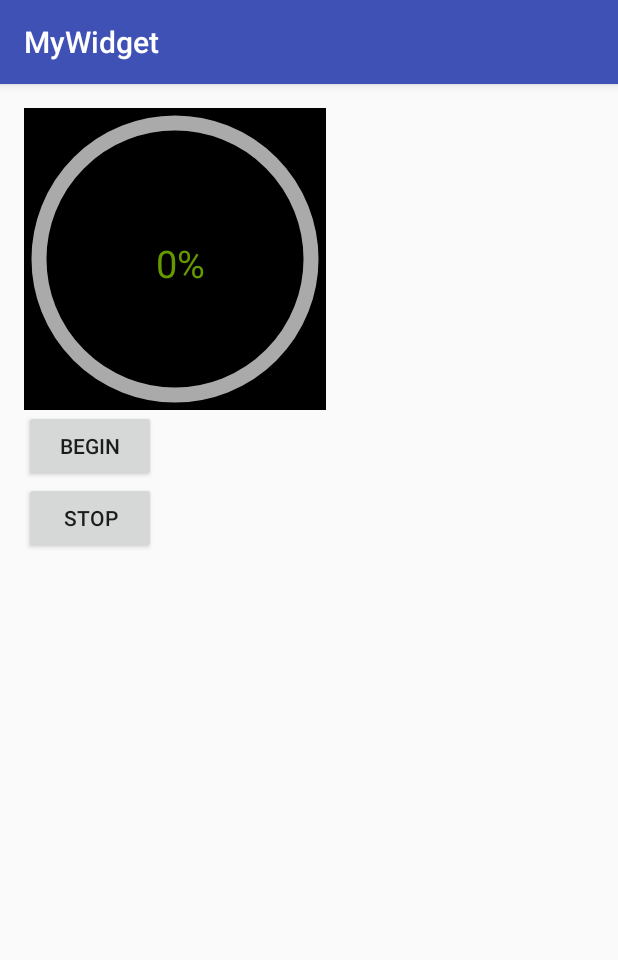
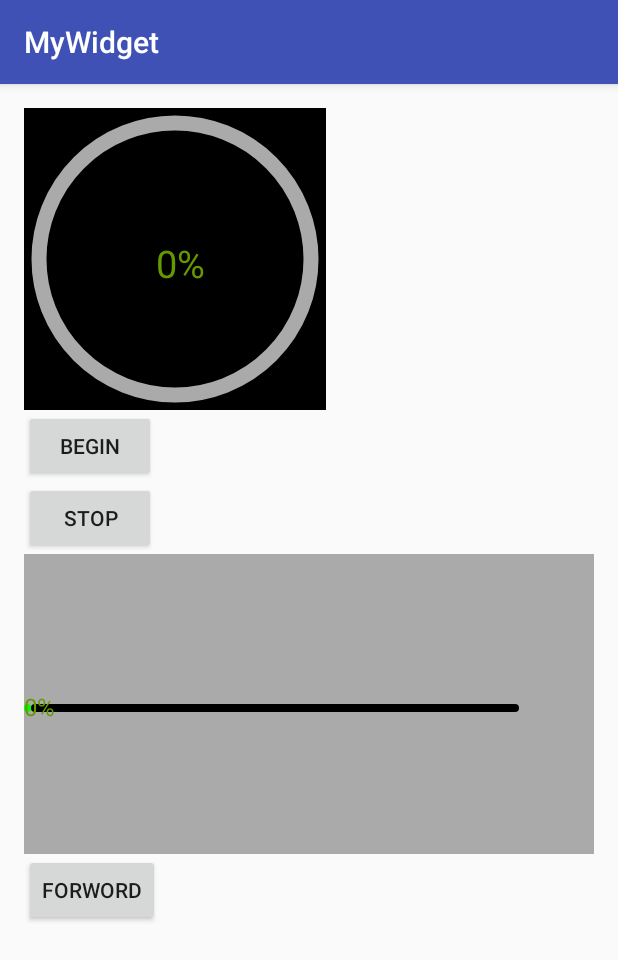
Before and after one commit to githubBanana/MyWidget, an Android app: the screen it shows after launch (MainActivity), on a phone screen of 412 x 824 dp. Shown: the top 960 px of the screen. Run offline under Robolectric (Android 15) with nearby library versions, the phone set to English and light mode, and no system bars.

Commit message:
add 条形进度条

```diff
--- a/app/src/main/java/com/xs/mywidget/MainActivity.java
+++ b/app/src/main/java/com/xs/mywidget/MainActivity.java
@@ -6,6 +6,7 @@ import android.view.View;
 import android.widget.Button;
 
 import com.xs.widgetlib.progressview.RoundProgressView;
+import com.xs.widgetlib.progressview.StripProgressView;
 
 public class MainActivity extends AppCompatActivity {
 
@@ -15,13 +16,13 @@ public class MainActivity extends AppCompatActivity {
         setContentView(R.layout.activity_main);
 
         final RoundProgressView mRpv = (RoundProgressView) findViewById(R.id.rpv_test);
-        mRpv.setFinalValue(300);
+        mRpv.setFinalValue(400);
         mRpv.setLimitValue(400);
         final Button mBtnBegin = (Button) findViewById(R.id.btn_begin);
         mBtnBegin.setOnClickListener(new View.OnClickListener() {
             @Override
             public void onClick(View view) {
-                mRpv.setFreshSpeed(1);
+                mRpv.setFreshSpeedMs(1);
                 mRpv.runThread();
             }
         });
@@ -33,5 +34,22 @@ public class MainActivity extends AppCompatActivity {
             }
         });
 
+
+
+        final StripProgressView mSpv = (StripProgressView) findViewById(R.id.spv_test);
+
+        final Button mBtnSpvForword = (Button) findViewById(R.id.btn_spv_start);
+        mBtnSpvForword.setOnClickListener(new View.OnClickListener() {
+            @Override
+            public void onClick(View view) {
+                mSpv.setLimitValue(1000);
+                mSpv.setFinalValue(1000);
+                mSpv.setFreshSpeedMs(10);
+                mSpv.runThread();
+            }
+        });
+
+
+
     }
 }
--- a/app/src/main/res/layout/activity_main.xml
+++ b/app/src/main/res/layout/activity_main.xml
@@ -1,9 +1,9 @@
 <?xml version="1.0" encoding="utf-8"?>
 <LinearLayout xmlns:android="http://schemas.android.com/apk/res/android"
     xmlns:tools="http://schemas.android.com/tools"
+    xmlns:app="http://schemas.android.com/apk/res-auto"
     android:layout_width="match_parent"
     android:layout_height="match_parent"
-    xmlns:app="http://schemas.android.com/apk/res-auto"
     android:paddingBottom="@dimen/activity_vertical_margin"
     android:paddingLeft="@dimen/activity_horizontal_margin"
     android:paddingRight="@dimen/activity_horizontal_margin"
@@ -37,5 +37,29 @@
         android:layout_width="wrap_content"
         android:layout_height="wrap_content"
         android:text="stop"/>
+    <FrameLayout
+        android:layout_width="match_parent"
+        android:layout_height="200dp"
+        android:background="@android:color/darker_gray">
+
+        <com.xs.widgetlib.progressview.StripProgressView
+            android:id="@+id/spv_test"
+            android:layout_width="wrap_content"
+            android:layout_height="wrap_content"
+            app:padding_left="5dp"
+            app:padding_right="50dp"
+            app:padding_top="100dp"
+            app:padding_bottom="95dp"
+            app:strip_color="#000000"
+            app:radius="0.5"
+            app:textColor="@android:color/holo_green_dark"
+            app:textSize="@dimen/activity_horizontal_margin"/>
+    </FrameLayout>
+
+    <Button
+        android:id="@+id/btn_spv_start"
+        android:layout_width="wrap_content"
+        android:layout_height="wrap_content"
+        android:text="forword"/>
 
 </LinearLayout>
--- a/widgetlib/src/main/java/com/xs/widgetlib/progressview/BaseProgressView.java
+++ b/widgetlib/src/main/java/com/xs/widgetlib/progressview/BaseProgressView.java
@@ -89,13 +89,13 @@ public abstract class BaseProgressView extends View {
      * 设置延迟时长
      * @param time
      */
-    public synchronized void setFreshSpeed(int time) {
+    public synchronized void setFreshSpeedMs(int time) {
         this._delayTime = time <= 0 ? 1 : time;
     }
 
     @Override
     protected void onDetachedFromWindow() {
-        _threadRunning = false;
+        stopThread();
         super.onDetachedFromWindow();
     }
 
--- a/widgetlib/src/main/java/com/xs/widgetlib/progressview/RoundProgressView.java
+++ b/widgetlib/src/main/java/com/xs/widgetlib/progressview/RoundProgressView.java
@@ -18,7 +18,7 @@ import com.xs.widgetlib.R;
  */
 public class RoundProgressView extends BaseProgressView {
 
-    private Paint mRoundPaint;
+    private Paint       mRoundPaint;
     private Paint       mArcPaint;
     private Paint       mTextPaint;
     private float       _roundWidth;//弧段宽度
--- /dev/null
+++ b/widgetlib/src/main/java/com/xs/widgetlib/progressview/StripProgressView.java
@@ -0,0 +1,112 @@
+package com.xs.widgetlib.progressview;
+
+import android.content.Context;
+import android.content.res.TypedArray;
+import android.graphics.Canvas;
+import android.graphics.Color;
+import android.graphics.Paint;
+import android.graphics.RectF;
+import android.util.AttributeSet;
+
+import com.xs.widgetlib.R;
+
+/**
+ * @version V1.0 <条形进度条>
+ * @author: Xs
+ * @date: 2016-07-20 10:11
+ * @email Xs.lin@foxmail.com
+ */
+public class StripProgressView extends BaseProgressView {
+
+    private int         _paddingLeft,_paddingTop,_paddingRight,_paddingBottom;
+    private float       _radius;//矩形圆角度
+    private float       _width;
+    private int         _runningValue;
+    private float       _realValue;
+    private int         _finalValue;//最终值
+    private int         _limitValue;//极限值
+    private float       _ratio;//占比
+    private int         text;
+    private float       textSize;
+    private Paint       mStriPaint;
+    private Paint       mRunPaint;
+    private Paint       mTextPaint;
+
+    public StripProgressView(Context context) {
+        super(context);
+    }
+
+    public StripProgressView(Context context, AttributeSet attrs) {
+        super(context, attrs);
+        initView(context,attrs);
+    }
+
+    private void initView(Context context,AttributeSet attrs) {
+        TypedArray ta = context.obtainStyledAttributes(attrs, R.styleable.StripProgressView);
+        final int stripColor = ta.getColor(R.styleable.StripProgressView_strip_color, Color.GRAY);
+        final int runColor = ta.getColor(R.styleable.StripProgressView_run_color,Color.GREEN);
+        final int textColor = ta.getColor(R.styleable.StripProgressView_textColor,Color.GRAY);
+        textSize = ta.getDimension(R.styleable.StripProgressView_textSize,12);
+        _radius = ta.getFloat(R.styleable.StripProgressView_radius,0.5f);
+        _paddingLeft = (int) ta.getDimension(R.styleable.StripProgressView_padding_left,0);
+        _paddingTop = (int) ta.getDimension(R.styleable.StripProgressView_padding_top,0);
+        _paddingRight = (int) ta.getDimension(R.styleable.StripProgressView_padding_right,0);
+        _paddingBottom = (int) ta.getDimension(R.styleable.StripProgressView_padding_bottom,0);
+
+
+        mStriPaint = new Paint();
+        mStriPaint.setAntiAlias(true);
+        mStriPaint.setColor(stripColor);
+
+        mRunPaint = new Paint();
+        mRunPaint.setAntiAlias(true);
+        mRunPaint.setColor(runColor);
+
+        mTextPaint = new Paint();
+        mTextPaint.setAntiAlias(true);
+        mTextPaint.setColor(textColor);
+        mTextPaint.setTextSize(textSize);
+
+    }
+
+    @Override
+    protected void drawSub(Canvas canvas) {
+
+        _width = getWidth();
+
+        canvas.drawRoundRect(new RectF(_paddingLeft,_paddingTop,getWidth() - _paddingRight, getHeight() - _paddingBottom),getHeight() * _radius,getHeight() * _radius,mStriPaint);
+
+        canvas.drawRoundRect(new RectF(_paddingLeft,_paddingTop,_realValue,getHeight() - _paddingBottom),getHeight() * _radius,getHeight() * _radius,mRunPaint);
+
+        canvas.drawText( text + "%",_realValue, (float) (_paddingTop + textSize * 0.5),mTextPaint);
+    }
+
+    @Override
+    protected void logic() {
+        if (_runningValue < _finalValue) {
+            _runningValue++;
+            _realValue = _paddingLeft + _ratio * _runningValue;
+            text = (int) (_runningValue * 100 / (float)_limitValue);
+        }
+    }
+
+    /**
+     * 1
+     * 设置临界值
+     * @param limitValue
+     */
+    public void setLimitValue(int limitValue){
+        this._limitValue = limitValue;
+        _ratio = (_width - ( _paddingLeft + _paddingRight)) / (float) _limitValue;
+    }
+
+    /**
+     * 2
+     * 设置最终值
+     * @param finalValue
+     */
+    public void setFinalValue(int finalValue) {
+        this._finalValue = finalValue;
+    }
+
+}
```
Also changed, not shown: widgetlib/src/main/res/values/attrs.xml (+11 -0 lines).
